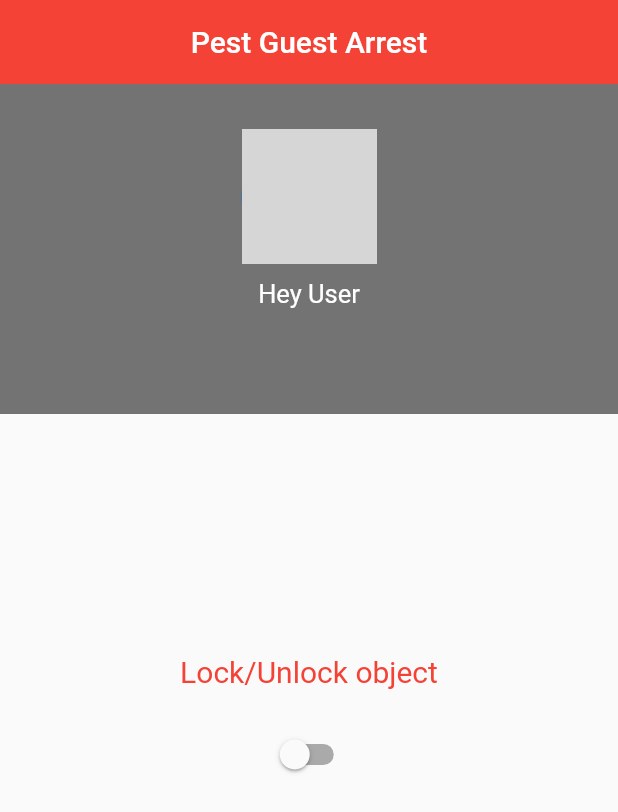
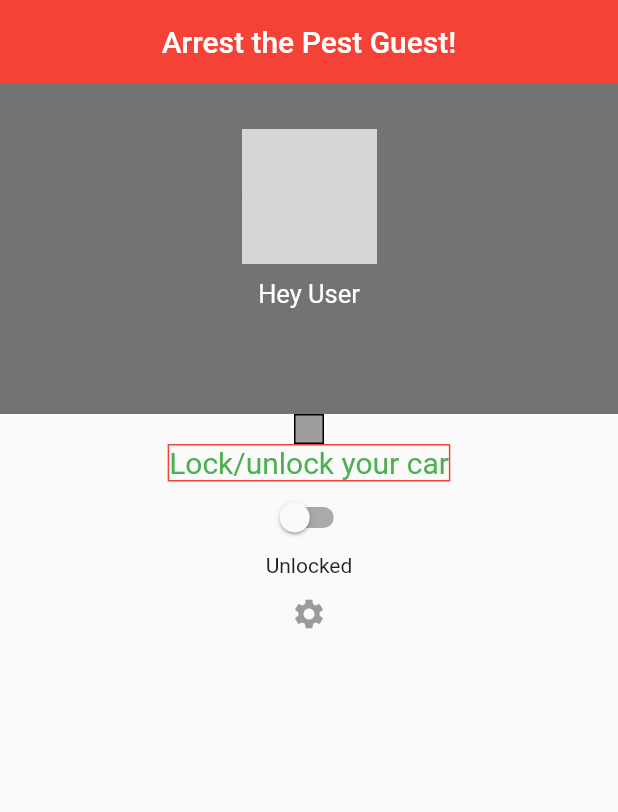
Before and after one commit to HarshdipD/Arrest-of-the-Guest-Pest, a Flutter app: the screen it shows after launch, on a phone screen of 412 x 824 dp. Shown: the top 812 px of the screen. Run offline on Flutter 3.47's test engine with Material 2 defaults, Android fonts, the phone set to English and light mode, and no system bars; Roboto replaces fonts that are missing (packages/cool_fonts/Roboto); grey boxes are pictures that could not be loaded.

Commit message:
Update main.dart

```diff
--- a/pestguestarrest_app/lib/main.dart
+++ b/pestguestarrest_app/lib/main.dart
@@ -1,5 +1,6 @@
 import 'package:flutter/material.dart';
 import 'package:flutter/services.dart';
+import 'dart:async';
 
 void main() => runApp(
     MaterialApp(
@@ -15,17 +16,71 @@ class myState extends StatefulWidget {
 
 class _myStateState extends State<myState> {
 
-  bool _value1 = false;
-  bool _value2 = false;
+  String status = "Unlocked";
+  bool value1 = false;
 
-  void _onChanged1(bool value) => setState(() => _value1 = value);
-  void _onChanged2(bool value) => setState(() => _value2 = value);
+  Widget get head
+  {
+    return Container(
+      decoration: BoxDecoration(border: new Border.all(color: Colors.black), color: Colors.grey),
+      width: 20.0,
+      height: 20.0,
+    );
+  }
+
+  //Widget that contains text and switch
+  Widget get changeStatus
+  {
+    return Column(
+      children: <Widget>[
+        head,
+        new Container(
+            child: Text("Lock/unlock your car", style: TextStyle(fontSize: 20.0, color: Colors.green)),
+          decoration: new BoxDecoration(
+            border: new Border.all(color: Colors.red),
+          ),
+        ),
+        switchStatus,
+        Text(status),
+      ],
+    );
+  }
+
+  //Switch widget
+  Widget get switchStatus
+  {
+    return new Switch(value: value1, onChanged: (value)=> change());
+  }
+  change(){
+    setState(() {
+      if(value1 == false)
+        {
+          status = "Locked";
+        }
+      else
+        {
+          status = "Unlocked";
+        }
+      value1 =! value1;
+    });
+  }
+
+  //Settings
+  Widget get settings
+  {
+    return IconButton(icon: Icon(Icons.settings), onPressed: bb());
+  }
+
+  bb()
+  {
+    print("hello");
+  }
 
   @override
   Widget build(BuildContext context) {
     return Scaffold(
       appBar: AppBar(
-        title: Center(child: Text("Pest Guest Arrest")),
+        title: Center(child: Text("Arrest the Pest Guest!")),
         backgroundColor: Colors.red,
         elevation: 0.0,
       ),
@@ -58,15 +113,11 @@ class _myStateState extends State<myState> {
                 ),
               ),
             ),
-            Padding(
-              padding: const EdgeInsets.only(top: 160.0, bottom: 20.0),
-              child: Text("Lock/Unlock object", style: TextStyle(color: Colors.red, fontSize: 20.0),),
-            ),
-            new Switch(value: _value1, onChanged: _onChanged1),
+            changeStatus,
+            settings,
           ],
         ),
       ),
     );
   }
-
 }
```
